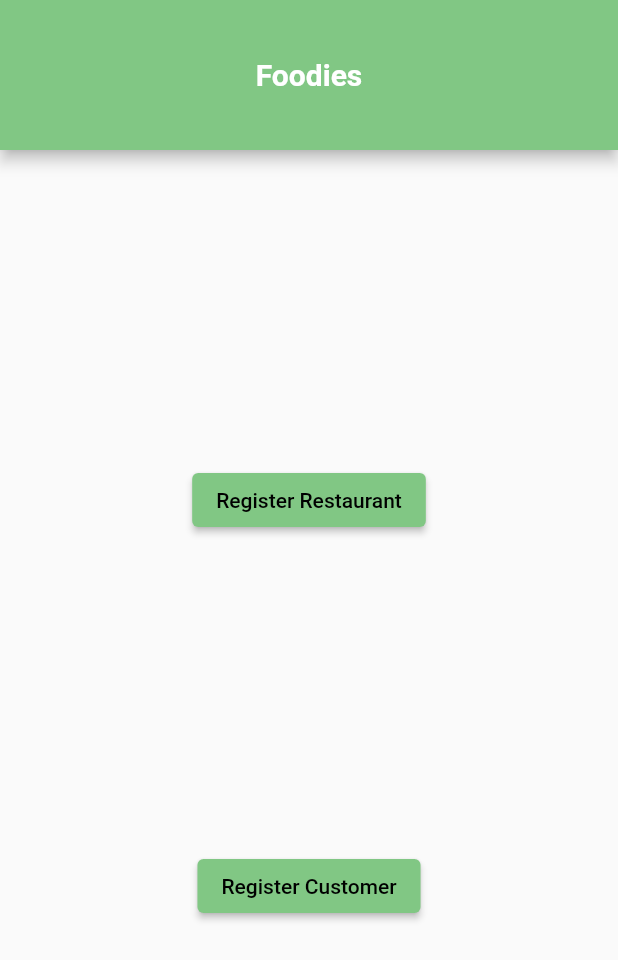
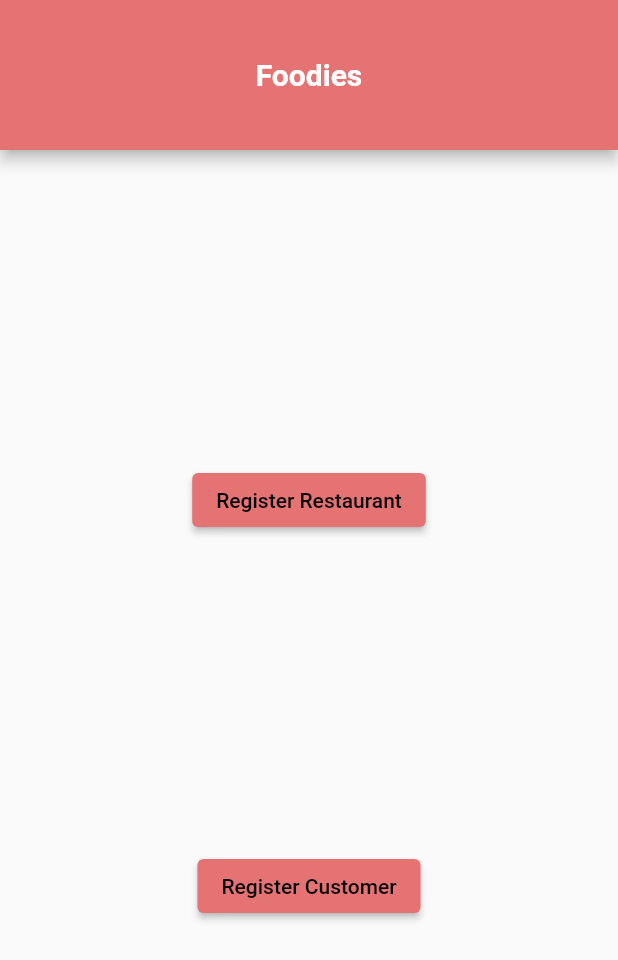
Before and after one commit to PrathimaHolla/Prathima_Holla_food_delivery_application, a Flutter app: the screen it shows after launch, on a phone screen of 412 x 824 dp. Shown: the top 960 px of the screen. Run offline on Flutter 3.47's test engine with Material 2 defaults, Android fonts, the phone set to English and light mode, and no system bars.

Commit message:
changed color

```diff
--- a/lib/screens/reg_screens/main_reg.dart
+++ b/lib/screens/reg_screens/main_reg.dart
@@ -17,7 +17,7 @@ class _mainRegisterState extends State<mainRegister> {
           title: Text("Foodies",style: TextStyle(fontWeight: FontWeight.bold),),
           centerTitle: true,
           toolbarHeight: 100,
-          backgroundColor: Colors.green.shade300,
+          backgroundColor: Colors.red.shade300,
         ),
         body: Center(
           child: Column(
@@ -31,7 +31,7 @@ class _mainRegisterState extends State<mainRegister> {
                     ),
                   ),
                   style: ButtonStyle(
-                    backgroundColor: MaterialStateProperty.all<Color>(Colors.green.shade300),
+                    backgroundColor: MaterialStateProperty.all<Color>(Colors.red.shade300),
                   ),
                   onPressed: (){
                     print("In register page");
@@ -48,7 +48,7 @@ class _mainRegisterState extends State<mainRegister> {
                     ),
                   ),
                   style: ButtonStyle(
-                    backgroundColor: MaterialStateProperty.all<Color>(Colors.green.shade300),
+                    backgroundColor: MaterialStateProperty.all<Color>(Colors.red.shade300),
                   ),
                   onPressed: (){
                     print("In register page");
```
